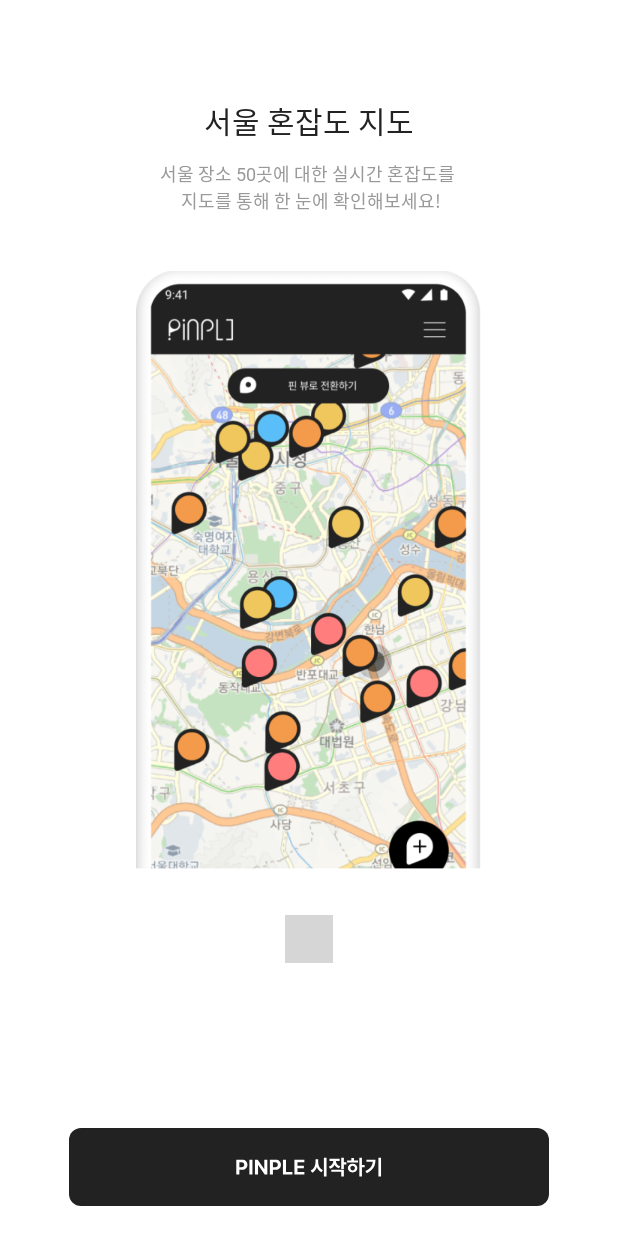
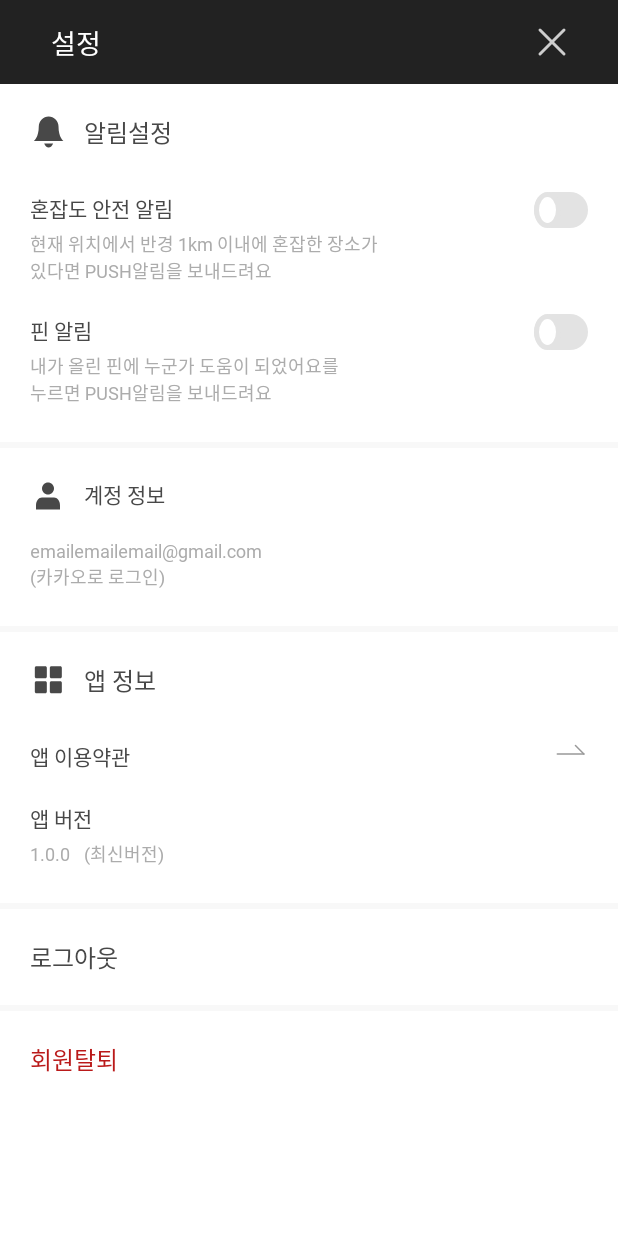
Before and after one commit to PINPLE-project/PINPLE-front, an Android app: the AccessRequestActivity screen opened directly, with no data from a screen before it, after a tap on "확인 버튼", on a phone screen of 412 x 824 dp. Run offline under Robolectric (Android 15) with nearby library versions, the phone set to English and light mode, and no system bars; plain views replace DotsIndicator; grey boxes are pictures that could not be loaded.

Commit message:
[Feat] 설정창 UI 구현 #9

```diff
--- a/app/src/main/java/com/example/pinple_aos/AccessRequestActivity.kt
+++ b/app/src/main/java/com/example/pinple_aos/AccessRequestActivity.kt
@@ -41,7 +41,7 @@
         val moveButton = findViewById<ImageButton>(R.id.button_check)
 
         fun moveToAnotherPage(){
-            val intent = Intent(this, LandingActivity::class.java)
+            val intent = Intent(this, PreferenceActivity::class.java)
             intent.addFlags(Intent.FLAG_ACTIVITY_NO_ANIMATION)
             startActivity(intent)
         }
--- /dev/null
+++ b/app/src/main/java/com/example/pinple_aos/PreferenceActivity.kt
@@ -0,0 +1,12 @@
+package com.example.pinple_aos
+
+import android.os.Bundle
+import androidx.appcompat.app.AppCompatActivity
+
+
+class PreferenceActivity : AppCompatActivity() {
+    override fun onCreate(savedInstanceState: Bundle?) {
+        super.onCreate(savedInstanceState)
+        setContentView(R.layout.activity_preference)
+    }
+}
--- /dev/null
+++ b/app/src/main/res/drawable/button_switch_off.xml
@@ -0,0 +1,12 @@
+<vector xmlns:android="http://schemas.android.com/apk/res/android"
+    android:width="48dp"
+    android:height="24dp"
+    android:viewportWidth="48"
+    android:viewportHeight="24">
+  <path
+      android:pathData="M12,0L36,0A12,12 0,0 1,48 12L48,12A12,12 0,0 1,36 24L12,24A12,12 0,0 1,0 12L0,12A12,12 0,0 1,12 0z"
+      android:fillColor="#E3E3E3"/>
+  <path
+      android:pathData="M12,12m-9,0a9,9 0,1 1,18 0a9,9 0,1 1,-18 0"
+      android:fillColor="#ffffff"/>
+</vector>
--- /dev/null
+++ b/app/src/main/res/drawable/button_switch_on.xml
@@ -0,0 +1,12 @@
+<vector xmlns:android="http://schemas.android.com/apk/res/android"
+    android:width="47dp"
+    android:height="24dp"
+    android:viewportWidth="47"
+    android:viewportHeight="24">
+  <path
+      android:pathData="M12,0L35,0A12,12 0,0 1,47 12L47,12A12,12 0,0 1,35 24L12,24A12,12 0,0 1,0 12L0,12A12,12 0,0 1,12 0z"
+      android:fillColor="#222222"/>
+  <path
+      android:pathData="M35,12m-9,0a9,9 0,1 1,18 0a9,9 0,1 1,-18 0"
+      android:fillColor="#ffffff"/>
+</vector>
--- /dev/null
+++ b/app/src/main/res/drawable/icon_app_info.xml
@@ -0,0 +1,18 @@
+<vector xmlns:android="http://schemas.android.com/apk/res/android"
+    android:width="24dp"
+    android:height="24dp"
+    android:viewportWidth="24"
+    android:viewportHeight="24">
+  <path
+      android:pathData="M10.221,2.813H4.221C3.668,2.813 3.221,3.261 3.221,3.813V9.813C3.221,10.366 3.668,10.814 4.221,10.814H10.221C10.773,10.814 11.221,10.366 11.221,9.813V3.813C11.221,3.261 10.773,2.813 10.221,2.813Z"
+      android:fillColor="#484848"/>
+  <path
+      android:pathData="M20.221,2.813H14.221C13.668,2.813 13.221,3.261 13.221,3.813V9.813C13.221,10.366 13.668,10.814 14.221,10.814H20.221C20.773,10.814 21.221,10.366 21.221,9.813V3.813C21.221,3.261 20.773,2.813 20.221,2.813Z"
+      android:fillColor="#484848"/>
+  <path
+      android:pathData="M20.221,12.814H14.221C13.668,12.814 13.221,13.261 13.221,13.814V19.813C13.221,20.366 13.668,20.813 14.221,20.813H20.221C20.773,20.813 21.221,20.366 21.221,19.813V13.814C21.221,13.261 20.773,12.814 20.221,12.814Z"
+      android:fillColor="#484848"/>
+  <path
+      android:pathData="M10.221,12.814H4.221C3.668,12.814 3.221,13.261 3.221,13.814V19.813C3.221,20.366 3.668,20.813 4.221,20.813H10.221C10.773,20.813 11.221,20.366 11.221,19.813V13.814C11.221,13.261 10.773,12.814 10.221,12.814Z"
+      android:fillColor="#484848"/>
+</vector>
--- /dev/null
+++ b/app/src/main/res/drawable/icon_arrow_next.xml
@@ -0,0 +1,20 @@
+<vector xmlns:android="http://schemas.android.com/apk/res/android"
+    android:width="24dp"
+    android:height="24dp"
+    android:viewportWidth="24"
+    android:viewportHeight="24">
+  <path
+      android:strokeWidth="1"
+      android:pathData="M3.529,12H21.265"
+      android:strokeLineJoin="round"
+      android:fillColor="#00000000"
+      android:strokeColor="#999999"
+      android:strokeLineCap="round"/>
+  <path
+      android:strokeWidth="1"
+      android:pathData="M21.265,12L15.64,6.375"
+      android:strokeLineJoin="round"
+      android:fillColor="#00000000"
+      android:strokeColor="#999999"
+      android:strokeLineCap="round"/>
+</vector>
--- /dev/null
+++ b/app/src/main/res/drawable/icon_notification_black.xml
@@ -0,0 +1,12 @@
+<vector xmlns:android="http://schemas.android.com/apk/res/android"
+    android:width="24dp"
+    android:height="24dp"
+    android:viewportWidth="24"
+    android:viewportHeight="24">
+  <path
+      android:pathData="M19,8.229C19,6.501 18.308,4.844 17.075,3.622C15.843,2.401 14.171,1.714 12.428,1.714C10.686,1.714 9.014,2.401 7.782,3.622C6.549,4.844 5.857,6.501 5.857,8.229C5.857,15.829 2.571,18 2.571,18H22.286C22.286,18 19,15.829 19,8.229Z"
+      android:fillColor="#484848"/>
+  <path
+      android:pathData="M15.429,19.714C15.124,20.497 14.686,21.146 14.16,21.597C13.633,22.048 13.036,22.286 12.429,22.286C11.821,22.286 11.224,22.048 10.698,21.597C10.171,21.146 9.734,20.497 9.429,19.714"
+      android:fillColor="#484848"/>
+</vector>
--- /dev/null
+++ b/app/src/main/res/drawable/icon_user_small.xml
@@ -0,0 +1,12 @@
+<vector xmlns:android="http://schemas.android.com/apk/res/android"
+    android:width="24dp"
+    android:height="24dp"
+    android:viewportWidth="24"
+    android:viewportHeight="24">
+  <path
+      android:pathData="M20,21V18.333C20,16.919 19.579,15.562 18.828,14.562C18.078,13.562 17.061,13 16,13H8C6.939,13 5.922,13.562 5.172,14.562C4.421,15.562 4,16.919 4,18.333V21"
+      android:fillColor="#484848"/>
+  <path
+      android:pathData="M12,11C14.209,11 16,9.209 16,7C16,4.791 14.209,3 12,3C9.791,3 8,4.791 8,7C8,9.209 9.791,11 12,11Z"
+      android:fillColor="#484848"/>
+</vector>
--- /dev/null
+++ b/app/src/main/res/drawable/preferences_line.xml
@@ -0,0 +1,7 @@
+<shape xmlns:android="http://schemas.android.com/apk/res/android"
+    android:shape="rectangle" >
+
+    <solid
+        android:color="@color/color_background" />
+
+</shape>
--- /dev/null
+++ b/app/src/main/res/drawable/switch_thumb.xml
@@ -0,0 +1,5 @@
+<?xml version="1.0" encoding="utf-8"?>
+<selector xmlns:android="http://schemas.android.com/apk/res/android">
+    <item android:drawable="@drawable/switch_thumb_on" android:state_checked="true" />
+    <item android:drawable="@drawable/switch_thumb_off" />
+</selector>
--- /dev/null
+++ b/app/src/main/res/drawable/switch_thumb_off.xml
@@ -0,0 +1,17 @@
+<?xml version="1.0" encoding="utf-8"?>
+<shape
+    xmlns:android="http://schemas.android.com/apk/res/android"
+    android:shape="oval">
+
+    <size
+        android:width="18dp"
+        android:height="18dp" />
+
+    <solid
+        android:color="#FFFFFF" />
+
+    <stroke
+        android:width="3dp"
+        android:color="@color/color_gray_light" />
+
+</shape>
--- /dev/null
+++ b/app/src/main/res/drawable/switch_thumb_on.xml
@@ -0,0 +1,17 @@
+<?xml version="1.0" encoding="utf-8"?>
+<shape
+    xmlns:android="http://schemas.android.com/apk/res/android"
+    android:shape="oval">
+
+    <size
+        android:width="18dp"
+        android:height="18dp" />
+
+    <solid
+        android:color="#FFFFFF" />
+
+    <stroke
+        android:width="3dp"
+        android:color="@color/color_main_black" />
+
+</shape>
--- /dev/null
+++ b/app/src/main/res/drawable/switch_track.xml
@@ -0,0 +1,5 @@
+<?xml version="1.0" encoding="utf-8"?>
+<selector xmlns:android="http://schemas.android.com/apk/res/android">
+    <item android:drawable="@drawable/switch_track_on" android:state_checked="true" />
+    <item android:drawable="@drawable/switch_track_off" />
+</selector>
--- /dev/null
+++ b/app/src/main/res/drawable/switch_track_off.xml
@@ -0,0 +1,15 @@
+<?xml version="1.0" encoding="utf-8"?>
+<shape xmlns:android="http://schemas.android.com/apk/res/android"
+    android:shape="rectangle" >
+
+    <corners
+        android:radius="14dp" />
+
+    <size
+        android:width="47dp"
+        android:height="24dp" />
+
+    <solid
+        android:color="@color/color_gray_light" />
+
+</shape>
--- /dev/null
+++ b/app/src/main/res/drawable/switch_track_on.xml
@@ -0,0 +1,15 @@
+<?xml version="1.0" encoding="utf-8"?>
+<shape xmlns:android="http://schemas.android.com/apk/res/android"
+        android:shape="rectangle" >
+
+    <corners
+        android:radius="14dp" />
+
+    <size
+        android:width="47dp"
+        android:height="24dp" />
+
+    <solid
+        android:color="@color/color_main_black" />
+
+</shape>
--- /dev/null
+++ b/app/src/main/res/drawable/tab_bar.xml
@@ -0,0 +1,7 @@
+<shape xmlns:android="http://schemas.android.com/apk/res/android"
+    android:shape="rectangle" >
+
+  <solid
+      android:color="@color/color_main_black" />
+
+</shape>
--- /dev/null
+++ b/app/src/main/res/layout/activity_preference.xml
@@ -0,0 +1,327 @@
+<?xml version="1.0" encoding="utf-8"?>
+<androidx.constraintlayout.widget.ConstraintLayout xmlns:android="http://schemas.android.com/apk/res/android"
+    xmlns:app="http://schemas.android.com/apk/res-auto"
+    xmlns:tools="http://schemas.android.com/tools"
+    android:layout_width="match_parent"
+    android:layout_height="match_parent"
+    tools:context=".PreferenceActivity">
+
+
+    <ImageView
+        android:id="@+id/tab_bar"
+        android:layout_width="match_parent"
+        android:layout_height="56dp"
+        app:layout_constraintEnd_toEndOf="parent"
+        app:layout_constraintStart_toStartOf="parent"
+        app:layout_constraintTop_toTopOf="parent"
+        app:srcCompat="@drawable/tab_bar" />
+
+    <TextView
+        android:id="@+id/preferences"
+        android:layout_width="wrap_content"
+        android:layout_height="wrap_content"
+        android:layout_marginStart="20dp"
+        android:layout_marginEnd="277dp"
+        android:fontFamily="@font/pretendard_regular"
+        android:text="설정"
+        android:textColor="@color/white"
+        android:textSize="18dp"
+        app:layout_constraintBottom_toBottomOf="@+id/tab_bar"
+        app:layout_constraintEnd_toStartOf="@+id/exit"
+        app:layout_constraintStart_toStartOf="parent"
+        app:layout_constraintTop_toTopOf="parent" />
+
+    <ImageView
+        android:id="@+id/exit"
+        android:layout_width="20dp"
+        android:layout_height="20dp"
+        android:layout_marginEnd="20dp"
+        app:layout_constraintBottom_toBottomOf="@+id/tab_bar"
+        app:layout_constraintEnd_toEndOf="parent"
+        app:layout_constraintStart_toEndOf="@+id/preferences"
+        app:layout_constraintTop_toTopOf="parent"
+        app:srcCompat="@drawable/icon_delete_tiny" />
+
+
+    <Switch
+        android:id="@+id/notification_pin_switch_btn"
+        android:layout_width="wrap_content"
+        android:layout_height="wrap_content"
+        android:layout_marginEnd="20dp"
+        android:thumb="@drawable/switch_thumb"
+        android:track="@drawable/switch_track"
+        app:layout_constraintEnd_toEndOf="parent"
+        app:layout_constraintTop_toTopOf="@id/notification_pin"
+        app:layout_constraintTop_toBottomOf="@+id/notification_safety_switch_btn"
+        tools:ignore="UseSwitchCompatOrMaterialXml" />
+
+
+    <TextView
+        android:id="@+id/notification_setting"
+        android:layout_width="wrap_content"
+        android:layout_height="wrap_content"
+        android:layout_marginStart="12dp"
+        android:fontFamily="@font/pretendard_bold"
+        android:text="알림설정"
+        android:textColor="@color/color_main_text"
+        android:textSize="16dp"
+        app:layout_constraintStart_toEndOf="@+id/notification_img"
+        app:layout_constraintTop_toTopOf="@+id/notification_img" />
+
+    <ImageView
+        android:id="@+id/notification_img"
+        android:layout_width="wrap_content"
+        android:layout_height="wrap_content"
+        android:layout_marginStart="20dp"
+        android:layout_marginTop="20dp"
+        app:layout_constraintStart_toStartOf="parent"
+        app:layout_constraintTop_toBottomOf="@+id/tab_bar"
+        app:srcCompat="@drawable/icon_notification_black" />
+
+    <TextView
+        android:id="@+id/notification_safety"
+        android:layout_width="wrap_content"
+        android:layout_height="wrap_content"
+        android:layout_marginTop="28dp"
+        android:fontFamily="@font/pretendard_regular"
+        android:text="혼잡도 안전 알림"
+        android:textColor="@color/color_main_text"
+        android:textSize="14dp"
+        app:layout_constraintStart_toStartOf="@id/notification_img"
+        app:layout_constraintTop_toBottomOf="@+id/notification_img" />
+
+    <TextView
+        android:id="@+id/safety_explain"
+        android:layout_width="wrap_content"
+        android:layout_height="wrap_content"
+        android:layout_marginTop="4dp"
+        android:fontFamily="@font/pretendard_regular"
+        android:text="현재 위치에서 반경 1km 이내에 혼잡한 장소가 \n있다면 PUSH알림을 보내드려요"
+        android:textColor="@color/color_gray3"
+        android:textSize="12dp"
+        app:layout_constraintStart_toStartOf="@+id/notification_safety"
+        app:layout_constraintTop_toBottomOf="@+id/notification_safety" />
+
+    <Switch
+        android:id="@+id/notification_safety_switch_btn"
+        android:layout_width="wrap_content"
+        android:layout_height="wrap_content"
+        android:layout_marginEnd="20dp"
+        android:thumb="@drawable/switch_thumb"
+        android:track="@drawable/switch_track"
+        app:layout_constraintEnd_toEndOf="parent"
+        app:layout_constraintTop_toTopOf="@+id/notification_safety"
+        tools:ignore="UseSwitchCompatOrMaterialXml" />
+
+    <TextView
+        android:id="@+id/notification_pin"
+        android:layout_width="wrap_content"
+        android:layout_height="wrap_content"
+        android:layout_marginTop="20dp"
+        android:fontFamily="@font/pretendard_regular"
+        android:text="핀 알림"
+        android:textColor="@color/color_main_text"
+        android:textSize="14dp"
+        app:layout_constraintStart_toStartOf="@id/notification_img"
+        app:layout_constraintTop_toBottomOf="@+id/safety_explain" />
+
+
+    <TextView
+        android:id="@+id/pin_explain"
+        android:layout_width="wrap_content"
+        android:layout_height="wrap_content"
+        android:layout_marginTop="4dp"
+        android:fontFamily="@font/pretendard_regular"
+        android:text="내가 올린 핀에 누군가 도움이 되었어요를 \n누르면 PUSH알림을 보내드려요"
+        android:textColor="@color/color_gray3"
+        android:textSize="12dp"
+        app:layout_constraintStart_toStartOf="@id/notification_img"
+        app:layout_constraintTop_toBottomOf="@+id/notification_pin" />
+
+    <ImageView
+        android:id="@+id/preferences_line_1"
+        android:layout_width="match_parent"
+        android:layout_height="4dp"
+        app:srcCompat="@drawable/preferences_line"
+        android:layout_marginTop="24dp"
+        app:layout_constraintTop_toBottomOf="@+id/pin_explain" />
+
+
+    <ImageView
+        android:id="@+id/imageView15"
+        android:layout_width="wrap_content"
+        android:layout_height="wrap_content"
+        android:layout_marginTop="20dp"
+        android:layout_marginBottom="11dp"
+        app:layout_constraintTop_toBottomOf="@id/preferences_line_1"
+        app:layout_constraintBottom_toTopOf="@+id/email_inf"
+        app:layout_constraintStart_toStartOf="@+id/notification_img"
+        app:srcCompat="@drawable/icon_user_small" />
+
+
+    <TextView
+        android:id="@+id/account_inf"
+        android:layout_width="120dp"
+        android:layout_height="24dp"
+        android:layout_marginStart="12dp"
+        android:fontFamily="@font/pretendard_regular"
+        android:gravity=""
+        android:text="계정 정보"
+        android:textColor="@color/color_main_text"
+        android:textSize="14dp"
+        app:layout_constraintBottom_toBottomOf="@+id/imageView15"
+        app:layout_constraintStart_toEndOf="@+id/imageView15" />
+
+    <TextView
+        android:id="@+id/email_inf"
+        android:layout_width="wrap_content"
+        android:layout_height="wrap_content"
+        android:fontFamily="@font/pretendard_regular"
+        android:text="emailemailemail@gmail.com"
+        android:textColor="@color/color_gray3"
+        android:textSize="12dp"
+        android:layout_marginTop="16dp"
+        app:layout_constraintStart_toStartOf="@id/notification_img"
+        app:layout_constraintTop_toBottomOf="@+id/imageView15" />
+
+    <TextView
+        android:id="@+id/google_kakao_login_inf"
+        android:layout_width="wrap_content"
+        android:layout_height="wrap_content"
+        android:fontFamily="@font/pretendard_regular"
+        android:text="(카카오로 로그인)"
+        android:textColor="@color/color_gray3"
+        android:textSize="12dp"
+        app:layout_constraintStart_toStartOf="@+id/email_inf"
+        app:layout_constraintTop_toBottomOf="@+id/email_inf" />
+
+    <ImageView
+        android:id="@+id/imageView17"
+        android:layout_width="wrap_content"
+        android:layout_height="wrap_content"
+        android:layout_marginTop="20dp"
+        app:layout_constraintStart_toStartOf="@id/notification_img"
+        app:layout_constraintTop_toBottomOf="@+id/preferences_line_2"
+        app:srcCompat="@drawable/icon_app_info" />
+
+    <TextView
+        android:id="@+id/app_inf"
+        android:layout_width="wrap_content"
+        android:layout_height="wrap_content"
+        android:layout_marginStart="12dp"
+        android:fontFamily="@font/pretendard_bold"
+        android:text="앱 정보"
+        android:textColor="@color/color_main_text"
+        android:textSize="16dp"
+        app:layout_constraintStart_toEndOf="@+id/imageView17"
+        app:layout_constraintTop_toTopOf="@+id/imageView17" />
+
+    <TextView
+        android:id="@+id/app_access_request"
+        android:layout_width="wrap_content"
+        android:layout_height="wrap_content"
+        android:layout_marginTop="28dp"
+        android:fontFamily="@font/pretendard_regular"
+        android:text="앱 이용약관"
+        android:textColor="@color/color_main_text"
+        android:textSize="14dp"
+        app:layout_constraintStart_toStartOf="@+id/imageView17"
+        app:layout_constraintTop_toBottomOf="@+id/app_inf" />
+
+    <TextView
+        android:id="@+id/app_version"
+        android:layout_width="wrap_content"
+        android:layout_height="wrap_content"
+        android:layout_marginTop="20dp"
+        android:fontFamily="@font/pretendard_regular"
+        android:text="앱 버전"
+        android:textColor="@color/color_main_text"
+        android:textSize="14dp"
+        app:layout_constraintTop_toBottomOf="@+id/app_access_request"
+        app:layout_constraintStart_toStartOf="@+id/notification_img" />
+
+    <ImageView
+        android:id="@+id/imageView18"
+        android:layout_width="wrap_content"
+        android:layout_height="wrap_content"
+        android:layout_marginEnd="20dp"
+        app:layout_constraintBottom_toBottomOf="@+id/app_access_request"
+        app:layout_constraintEnd_toEndOf="parent"
+        app:srcCompat="@drawable/icon_arrow_next" />
+
+    <TextView
+        android:id="@+id/app_version_num"
+        android:layout_width="36dp"
+        android:layout_height="20dp"
+        android:fontFamily="@font/pretendard_regular"
+        android:text="1.0.0"
+        android:textColor="@color/color_gray3"
+        android:textSize="12dp"
+        android:layout_marginTop="4dp"
+        app:layout_constraintTop_toBottomOf="@id/app_version"
+        app:layout_constraintBaseline_toBaselineOf="@+id/need_update"
+        app:layout_constraintStart_toStartOf="@id/app_version" />
+
+    <TextView
+        android:id="@+id/need_update"
+        android:layout_width="wrap_content"
+        android:layout_height="wrap_content"
+        android:fontFamily="@font/pretendard_regular"
+        android:text="(최신버전)"
+        android:textColor="@color/color_gray3"
+        android:textSize="12dp"
+        android:layout_marginTop="4dp"
+        app:layout_constraintStart_toEndOf="@+id/app_version_num"
+        app:layout_constraintTop_toBottomOf="@id/app_version">
+
+    </TextView>
+    <ImageView
+        android:id="@+id/preferences_line_2"
+        android:layout_width="match_parent"
+        android:layout_height="4dp"
+        android:layout_marginTop="24dp"
+        app:srcCompat="@drawable/preferences_line"
+        app:layout_constraintTop_toBottomOf="@+id/google_kakao_login_inf"
+         />
+
+    <ImageView
+        android:id="@+id/preferences_line_3"
+        android:layout_width="match_parent"
+        android:layout_height="4dp"
+        app:srcCompat="@drawable/preferences_line"
+        android:layout_marginTop="24dp"
+        app:layout_constraintTop_toBottomOf="@+id/need_update" />
+
+    <TextView
+        android:id="@+id/log_out_txt"
+        android:layout_width="wrap_content"
+        android:layout_height="wrap_content"
+        android:text="로그아웃"
+        android:fontFamily="@font/pretendard_bold"
+        android:textColor="@color/color_main_text"
+        android:textSize="16dp"
+        app:layout_constraintStart_toStartOf="@id/app_version"
+        app:layout_constraintTop_toBottomOf="@id/preferences_line_3"
+        android:layout_marginTop="20dp" />
+    <TextView
+        android:id="@+id/Withdrawal_txt"
+        android:layout_width="wrap_content"
+        android:layout_height="wrap_content"
+        android:fontFamily="@font/pretendard_bold"
+        android:text="회원탈퇴"
+        android:textColor="@color/color_error"
+        android:textSize="16dp"
+        android:layout_marginTop="20dp"
+        app:layout_constraintTop_toBottomOf="@id/preferences_line_4"
+        app:layout_constraintStart_toStartOf="@id/app_version" />
+
+    <ImageView
+        android:id="@+id/preferences_line_4"
+        android:layout_width="match_parent"
+        android:layout_height="4dp"
+        app:srcCompat="@drawable/preferences_line"
+        android:layout_marginTop="20dp"
+        app:layout_constraintTop_toBottomOf="@id/log_out_txt"/>
+
+
+</androidx.constraintlayout.widget.ConstraintLayout>
```
Also changed, not shown: app/src/main/AndroidManifest.xml (+5 -5 lines).
